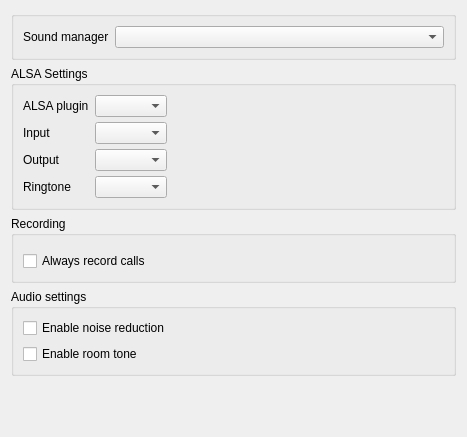
This is src/conf/dlgaudiobase.ui in KDE/ring-kde as Qt 5 draws it before an edit. The edited form follows.
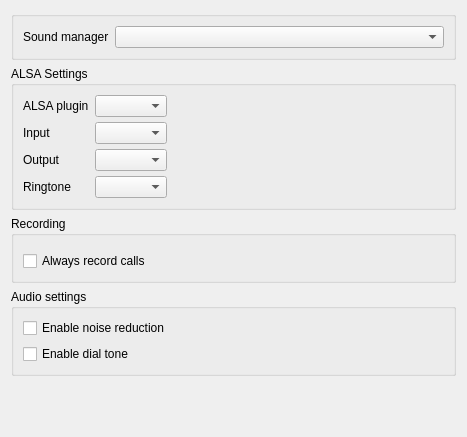
This is the edited form. Custom widgets are drawn as their Qt base class.

Commit message: Room tone -> dial tone

Patch:
```diff
--- a/src/conf/dlgaudiobase.ui
+++ b/src/conf/dlgaudiobase.ui
@@ -221,7 +221,7 @@
       <item>
        <widget class="QCheckBox" name="kcfg_enableRoomTone">
         <property name="text">
-         <string>Enable room tone</string>
+         <string>Enable dial tone</string>
         </property>
        </widget>
       </item>
```
